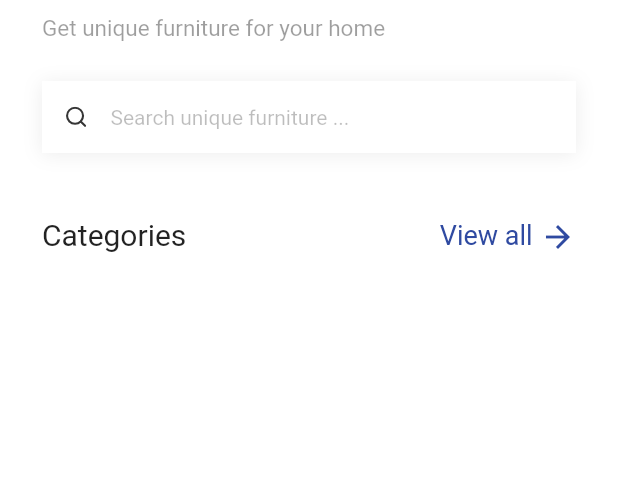
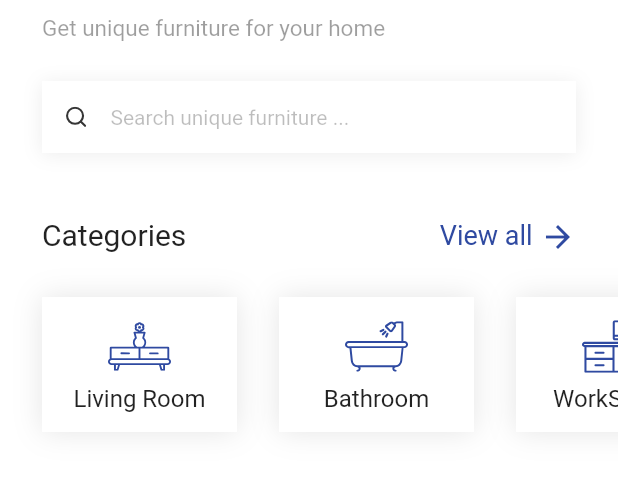
Before and after one commit to jobic10/flutter-furniture-ui, a Flutter app: the screen it shows after launch, on a phone screen of 412 x 824 dp, the part 66-564 px from its top. Run offline on Flutter 3.47's test engine with Material 2 defaults, Android fonts, the phone set to English and light mode, and no system bars; our stand-ins replace flutter_svg.

Commit message:
Section 1 Completed

```diff
--- a/lib/screens/home/home_screen.dart
+++ b/lib/screens/home/home_screen.dart
@@ -1,4 +1,6 @@
 import 'package:flutter/material.dart';
+import 'package:furniture_ui/data/fake.dart';
+import 'package:furniture_ui/widgets/category_card.dart';
 import 'package:furniture_ui/widgets/header.dart';
 import 'package:furniture_ui/widgets/section.dart';
 
@@ -19,7 +21,12 @@ class _HomeScreenState extends State<HomeScreen> {
             Header(),
             Section(
               title: 'Categories',
-              children: [],
+              children: Fake.categories
+                  .map(
+                    (e) => CategoryCard(
+                        title: e.title, iconPath: e.iconPath, onTap: () {}),
+                  )
+                  .toList(),
             ),
           ],
         ),
--- /dev/null
+++ b/lib/widgets/category_card.dart
@@ -0,0 +1,59 @@
+import 'package:flutter/material.dart';
+import 'package:flutter_svg/svg.dart';
+import 'package:furniture_ui/constants/colors.dart';
+
+class CategoryCard extends StatelessWidget {
+  final String title;
+  final String iconPath;
+  final Function() onTap;
+  const CategoryCard(
+      {Key? key,
+      required this.title,
+      required this.iconPath,
+      required this.onTap})
+      : super(key: key);
+
+  @override
+  Widget build(BuildContext context) {
+    return InkWell(
+      onTap: onTap,
+      child: Container(
+        height: 90,
+        width: 130,
+        decoration: BoxDecoration(
+          color: Colors.white,
+          boxShadow: [
+            BoxShadow(
+              color: Colors.black.withOpacity(0.1),
+              offset: Offset.zero,
+              blurRadius: 15,
+            ),
+          ],
+        ),
+        child: Center(
+          child: Wrap(
+            direction: Axis.vertical,
+            crossAxisAlignment: WrapCrossAlignment.center,
+            children: [
+              Container(
+                height: 42,
+                width: 42,
+                child: SvgPicture.asset(
+                  iconPath,
+                  color: primaryColor,
+                ),
+              ),
+              Text(
+                title,
+                style: TextStyle(
+                  fontSize: 16,
+                  height: 1.5,
+                ),
+              ),
+            ],
+          ),
+        ),
+      ),
+    );
+  }
+}
--- a/lib/widgets/section.dart
+++ b/lib/widgets/section.dart
@@ -51,9 +51,13 @@ class Section extends StatelessWidget {
         ),
         Container(
           child: SingleChildScrollView(
-            // scrollDirection: Axis.horizontal,
-            child: Wrap(
-              children: children,
+            scrollDirection: Axis.horizontal,
+            child: Padding(
+              padding: const EdgeInsets.all(28.0),
+              child: Wrap(
+                spacing: 28,
+                children: children,
+              ),
             ),
           ),
         ),
```
